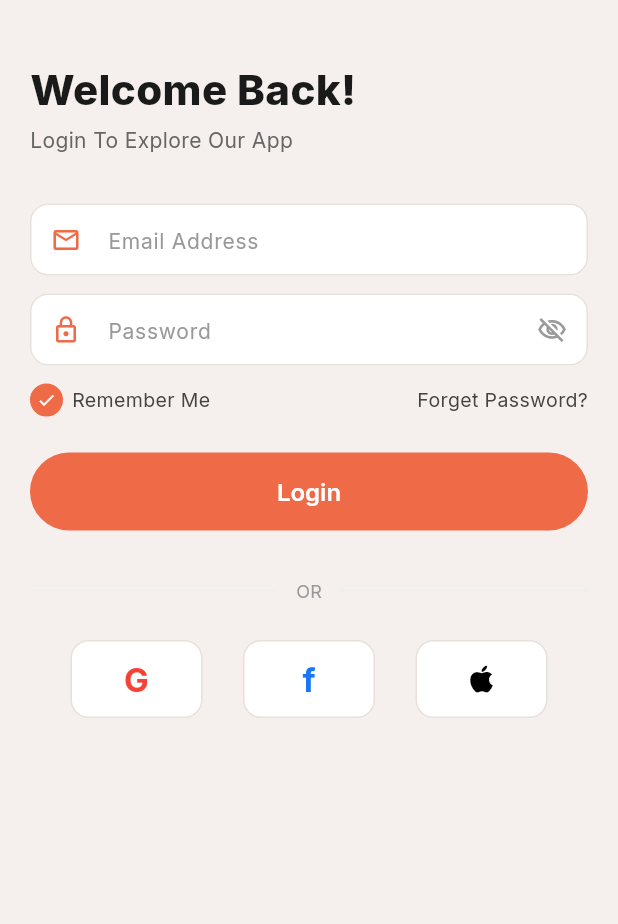
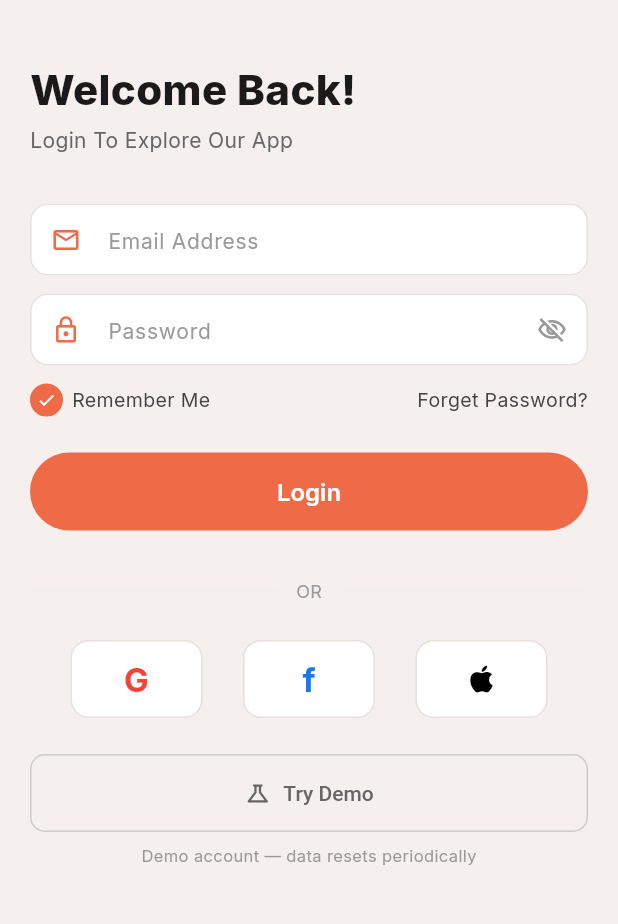
Before and after one commit to alanpaul5433-gif/zupurb, a Flutter app: the screen it shows after launch, on a phone screen of 412 x 824 dp, the part 215-1139 px from its top. Run offline on Flutter 3.47's test engine with Material 3 defaults, Android fonts, the phone set to English and light mode, and no system bars; our stand-ins replace cloud_firestore, cloud_functions, firebase_analytics, firebase_auth, firebase_core, firebase_crashlytics and 16 more; missing offline and left inert: algolia_helper_flutter, app_tracking_transparency, firebase_app_check, flutter_branch_sdk, flutter_facebook_auth, fpjs_pro_plugin and 2 more; accounts and stored records are empty; project files that could hold a hidden picture were left out.

Commit message:
Fix Firebase credentials and add demo login
- firebase_options.dart: replaced all placeholder credentials with real
  keys generated by flutterfire configure --project=zupurb-dev; registers
  Android, iOS, and web apps against the live zupurb-dev project
- Add 'Try Demo' button to login screen using Firebase Anonymous Auth;
  seeds a full user document on first sign-in so the app navigates cleanly
- firebase.json: add hosting config pointing to zupurb_app/build/web
- Add web/ platform scaffold (index.html, manifest.json, icons)

This was the root cause of the APK not opening — placeholder projectId
'zupurb-app-placeholder' caused Firebase.initializeApp() to fail before
any screen rendered.

Co-Authored-By: Claude Sonnet 4.6 <noreply@anthropic.com>

```diff
--- a/zupurb_app/lib/screens/auth/login_screen.dart
+++ b/zupurb_app/lib/screens/auth/login_screen.dart
@@ -1,6 +1,7 @@
 import 'package:flutter/material.dart';
 import 'package:gap/gap.dart';
 import 'package:go_router/go_router.dart';
+import '../../core/services/auth_service.dart';
 import '../../theme/colors.dart';
 import '../../theme/dimens.dart';
 import '../../widgets/app_button.dart';
@@ -15,6 +16,23 @@ class LoginScreen extends StatefulWidget {
 
 class _LoginScreenState extends State<LoginScreen> {
   bool _remember = true;
+  bool _demoLoading = false;
+
+  Future<void> _onTryDemo() async {
+    setState(() => _demoLoading = true);
+    try {
+      await AuthService().signInAnonymously();
+      // Auth state listener in the router handles navigation — no push needed.
+    } catch (_) {
+      if (mounted) {
+        ScaffoldMessenger.of(context).showSnackBar(
+          const SnackBar(content: Text('Demo login failed. Try again.')),
+        );
+      }
+    } finally {
+      if (mounted) setState(() => _demoLoading = false);
+    }
+  }
 
   @override
   Widget build(BuildContext context) {
@@ -102,6 +120,34 @@ class _LoginScreenState extends State<LoginScreen> {
                   _SocialButton(icon: Icons.apple, textColor: Colors.black),
                 ],
               ),
+              const Gap(24),
+              Center(
+                child: OutlinedButton.icon(
+                  onPressed: _demoLoading ? null : _onTryDemo,
+                  icon: _demoLoading
+                      ? const SizedBox(
+                          width: 16,
+                          height: 16,
+                          child: CircularProgressIndicator(strokeWidth: 2),
+                        )
+                      : const Icon(Icons.science_outlined, size: 18),
+                  label: const Text('Try Demo'),
+                  style: OutlinedButton.styleFrom(
+                    foregroundColor: const Color(0xFF666666),
+                    side: const BorderSide(color: Color(0xFFCCCCCC)),
+                    padding: const EdgeInsets.symmetric(horizontal: 24, vertical: 12),
+                    textStyle: const TextStyle(fontSize: 14, fontWeight: FontWeight.w500),
+                    shape: RoundedRectangleBorder(borderRadius: BorderRadius.circular(10)),
+                  ),
+                ),
+              ),
+              const Gap(8),
+              const Center(
+                child: Text(
+                  'Demo account — data resets periodically',
+                  style: TextStyle(fontSize: 11, color: Color(0xFF999999)),
+                ),
+              ),
               const Gap(32),
             ],
           ),
```
Also changed, not shown: zupurb_app/lib/core/services/auth_service.dart (+51 -1 lines), firebase.json, zupurb_app/lib/core/firebase/firebase_options.dart, 7 other files.
